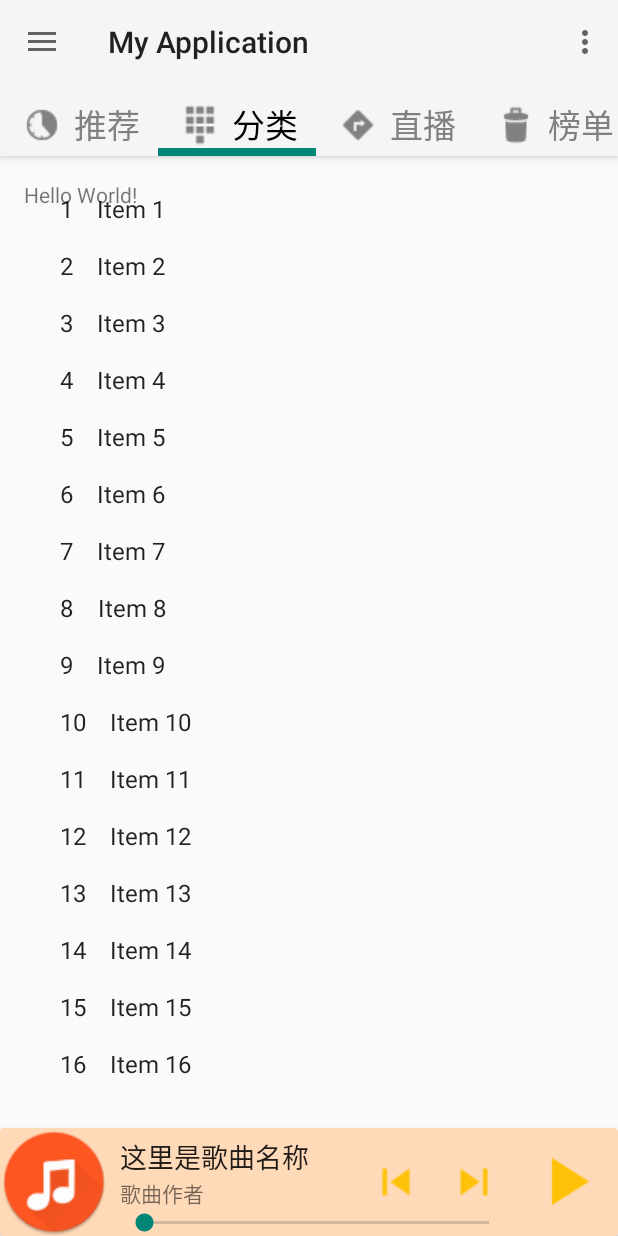
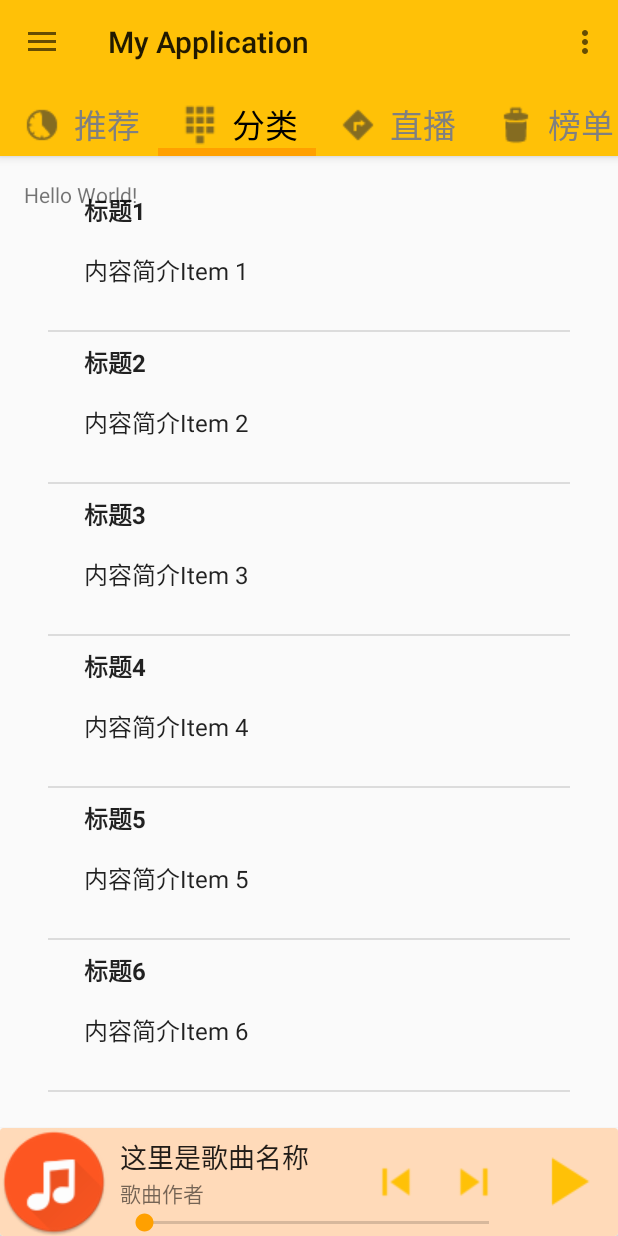
Before and after one commit to sftruelx/MyApplication3, an Android app: the screen it shows after launch (MainActivity), tab 2 chosen, on a phone screen of 412 x 824 dp. Run offline under Robolectric (Android 15) with nearby library versions, the phone set to English and light mode, and no system bars; pictures from the network do not load.

Commit message:
New changelist

```diff
--- a/app/src/main/java/com/example/larry/myapplication/TablayoutFragment.java
+++ b/app/src/main/java/com/example/larry/myapplication/TablayoutFragment.java
@@ -25,6 +25,7 @@ import android.widget.TextView;
 
 import com.example.larry.myapplication.banner.SimpleImageBanner;
 import com.example.larry.myapplication.dummy.DummyContent;
+import com.example.larry.myapplication.songList.DividerItemDecoration;
 import com.example.larry.myapplication.songList.SimpleItemRecyclerViewAdapter;
 import com.example.larry.myapplication.songList.SongListActivity;
 import com.example.larry.myapplication.utils.DataProvider;
@@ -122,7 +123,8 @@ public class TablayoutFragment extends Fragment {
                     resource = R.layout.tab_two;
                     rootView = inflater.inflate(resource, container, false);
 
-                    View recyclerView = rootView.findViewById(R.id.song_list);
+//                    View recyclerView = rootView.findViewById(R.id.song_list);
+                    View recyclerView =  ViewFindUtils.find(rootView,R.id.song_list);
                     assert recyclerView != null;
                     setupRecyclerView((RecyclerView) recyclerView);
 
@@ -146,6 +148,8 @@ public class TablayoutFragment extends Fragment {
 
         private void setupRecyclerView(@NonNull RecyclerView recyclerView) {
             recyclerView.setAdapter(new SimpleItemRecyclerViewAdapter(DummyContent.ITEMS));
+            recyclerView.addItemDecoration(new DividerItemDecoration(
+                    getActivity(), DividerItemDecoration.VERTICAL_LIST));
         }
 
         private void sib_simple_usage(final View view) {
--- a/app/src/main/java/com/example/larry/myapplication/dummy/DummyContent.java
+++ b/app/src/main/java/com/example/larry/myapplication/dummy/DummyContent.java
@@ -38,7 +38,7 @@ public class DummyContent {
     }
 
     private static DummyItem createDummyItem(int position) {
-        return new DummyItem(String.valueOf(position), "Item " + position, makeDetails(position));
+        return new DummyItem(String.valueOf(position),"http://img.xiami.net/images/collect/694/94/130937694_1450453291_jEtd_1.jpg", "Item " + position, makeDetails(position));
     }
 
     private static String makeDetails(int position) {
@@ -55,11 +55,13 @@ public class DummyContent {
      */
     public static class DummyItem {
         public final String id;
+        public final String url;
         public final String content;
         public final String details;
 
-        public DummyItem(String id, String content, String details) {
+        public DummyItem(String id,String url, String content, String details) {
             this.id = id;
+            this.url = url;
             this.content = content;
             this.details = details;
         }
--- /dev/null
+++ b/app/src/main/java/com/example/larry/myapplication/songList/DividerItemDecoration.java
@@ -0,0 +1,98 @@
+package com.example.larry.myapplication.songList;
+
+import android.content.Context;
+import android.content.res.TypedArray;
+import android.graphics.Canvas;
+import android.graphics.Rect;
+import android.graphics.drawable.Drawable;
+import android.support.v7.widget.LinearLayoutManager;
+import android.support.v7.widget.RecyclerView;
+import android.util.Log;
+import android.view.View;
+
+/**
+ * Created by Larry on 2015/12/20.
+ */
+public class DividerItemDecoration extends RecyclerView.ItemDecoration {
+
+    private static final int[] ATTRS = new int[]{
+            android.R.attr.listDivider
+    };
+
+    public static final int HORIZONTAL_LIST = LinearLayoutManager.HORIZONTAL;
+
+    public static final int VERTICAL_LIST = LinearLayoutManager.VERTICAL;
+
+    private Drawable mDivider;
+
+    private int mOrientation;
+
+    public DividerItemDecoration(Context context, int orientation) {
+        final TypedArray a = context.obtainStyledAttributes(ATTRS);
+        mDivider = a.getDrawable(0);
+        a.recycle();
+        setOrientation(orientation);
+    }
+
+    public void setOrientation(int orientation) {
+        if (orientation != HORIZONTAL_LIST && orientation != VERTICAL_LIST) {
+            throw new IllegalArgumentException("invalid orientation");
+        }
+        mOrientation = orientation;
+    }
+
+    @Override
+    public void onDraw(Canvas c, RecyclerView parent) {
+        Log.v("recyclerview - itemdecoration", "onDraw()");
+
+        if (mOrientation == VERTICAL_LIST) {
+            drawVertical(c, parent);
+        } else {
+            drawHorizontal(c, parent);
+        }
+
+    }
+
+
+    public void drawVertical(Canvas c, RecyclerView parent) {
+        final int left = parent.getPaddingLeft();
+        final int right = parent.getWidth() - parent.getPaddingRight();
+
+        final int childCount = parent.getChildCount();
+        for (int i = 0; i < childCount; i++) {
+            final View child = parent.getChildAt(i);
+            android.support.v7.widget.RecyclerView v = new android.support.v7.widget.RecyclerView(parent.getContext());
+            final RecyclerView.LayoutParams params = (RecyclerView.LayoutParams) child
+                    .getLayoutParams();
+            final int top = child.getBottom() + params.bottomMargin;
+            final int bottom = top + mDivider.getIntrinsicHeight();
+            mDivider.setBounds(left, top, right, bottom);
+            mDivider.draw(c);
+        }
+    }
+
+    public void drawHorizontal(Canvas c, RecyclerView parent) {
+        final int top = parent.getPaddingTop();
+        final int bottom = parent.getHeight() - parent.getPaddingBottom();
+
+        final int childCount = parent.getChildCount();
+        for (int i = 0; i < childCount; i++) {
+            final View child = parent.getChildAt(i);
+            final RecyclerView.LayoutParams params = (RecyclerView.LayoutParams) child
+                    .getLayoutParams();
+            final int left = child.getRight() + params.rightMargin;
+            final int right = left + mDivider.getIntrinsicHeight();
+            mDivider.setBounds(left, top, right, bottom);
+            mDivider.draw(c);
+        }
+    }
+
+    @Override
+    public void getItemOffsets(Rect outRect, int itemPosition, RecyclerView parent) {
+        if (mOrientation == VERTICAL_LIST) {
+            outRect.set(0, 0, 0, mDivider.getIntrinsicHeight());
+        } else {
+            outRect.set(0, 0, mDivider.getIntrinsicWidth(), 0);
+        }
+    }
+}
--- a/app/src/main/java/com/example/larry/myapplication/songList/SimpleItemRecyclerViewAdapter.java
+++ b/app/src/main/java/com/example/larry/myapplication/songList/SimpleItemRecyclerViewAdapter.java
@@ -2,15 +2,22 @@ package com.example.larry.myapplication.songList;
 
 import android.content.Context;
 import android.content.Intent;
+import android.graphics.Bitmap;
+import android.graphics.Color;
+import android.graphics.drawable.ColorDrawable;
 import android.os.Bundle;
 import android.support.v7.widget.RecyclerView;
+import android.text.TextUtils;
 import android.view.LayoutInflater;
 import android.view.View;
 import android.view.ViewGroup;
+import android.widget.ImageView;
 import android.widget.TextView;
 
+import com.bumptech.glide.Glide;
 import com.example.larry.myapplication.R;
 import com.example.larry.myapplication.dummy.DummyContent;
+import com.example.larry.myapplication.utils.AlbumArtCache;
 
 import java.util.List;
 
@@ -25,20 +32,63 @@ public class SimpleItemRecyclerViewAdapter
     public SimpleItemRecyclerViewAdapter(List<DummyContent.DummyItem> items) {
         mValues = items;
     }
-
+    /* if (convertView == null)
+            * {
+        * 	convertView = View.inflate(context, R.layout.ad_demo, null);
+        * }
+    * TextView tv_demo = ViewHolderUtils.get(convertView, R.id.tv_demo);
+    * ImageView iv_demo = ViewHolderUtils.get(convertView, R.id.iv_demo);
+    * */
     @Override
     public ViewHolder onCreateViewHolder(ViewGroup parent, int viewType) {
         View view = LayoutInflater.from(parent.getContext())
                 .inflate(R.layout.song_list_content, parent, false);
         return new ViewHolder(view);
     }
-
+    ImageView iv ;
     @Override
     public void onBindViewHolder(final ViewHolder holder, int position) {
         holder.mItem = mValues.get(position);
-        holder.mIdView.setText(mValues.get(position).id);
-        holder.mContentView.setText(mValues.get(position).content);
+        holder.mIdView.setText("标题"+mValues.get(position).id);
+        holder.mContentView.setText("内容简介"+mValues.get(position).content);
+        iv = holder.mListImg;
 
+        String artUrl =mValues.get(position).url;
+        String mCurrentArtUrl = artUrl;
+        AlbumArtCache cache = AlbumArtCache.getInstance();
+        Bitmap art = cache.getBigImage(artUrl);
+
+        if (art != null) {
+            // if we have the art cached or from the MediaDescription, use it:
+            iv.setImageBitmap(art);
+        } else {
+            // otherwise, fetch a high res version and update:
+            cache.fetch(artUrl, new AlbumArtCache.FetchListener() {
+                @Override
+                public void onFetched(String artUrl, Bitmap bitmap, Bitmap icon) {
+                    // sanity check, in case a new fetch request has been done while
+                    // the previous hasn't yet returned:
+
+                        iv.setImageBitmap(bitmap);
+
+                }
+            });
+        }
+/*
+        ColorDrawable colorDrawable = new ColorDrawable(Color.parseColor("#555555"));
+        if (!TextUtils.isEmpty(mValues.get(position).url)) {
+            Glide.with(holder.mView.getContext())
+                    .load(mValues.get(position).url)
+                    .override(100, 100)
+                    .centerCrop()
+                    .placeholder(colorDrawable)
+                    .into(iv);
+        } else {
+            iv.setImageDrawable(colorDrawable);
+        }
+*/
+
+//        iv.setImageResource(R.drawable.song1);
         holder.mView.setOnClickListener(new View.OnClickListener() {
             @Override
             public void onClick(View v) {
@@ -67,6 +117,7 @@ public class SimpleItemRecyclerViewAdapter
 
     public class ViewHolder extends RecyclerView.ViewHolder {
         public final View mView;
+        public final ImageView mListImg;
         public final TextView mIdView;
         public final TextView mContentView;
         public DummyContent.DummyItem mItem;
@@ -74,6 +125,7 @@ public class SimpleItemRecyclerViewAdapter
         public ViewHolder(View view) {
             super(view);
             mView = view;
+            mListImg = (ImageView) view.findViewById(R.id.list_img);
             mIdView = (TextView) view.findViewById(R.id.id);
             mContentView = (TextView) view.findViewById(R.id.content);
         }
--- a/app/src/main/res/layout/song_list_content.xml
+++ b/app/src/main/res/layout/song_list_content.xml
@@ -4,12 +4,23 @@
     android:layout_height="wrap_content"
     android:orientation="horizontal">
 
+    <ImageView
+        android:id="@+id/list_img"
+        android:layout_width="wrap_content"
+        android:layout_height="wrap_content"
+        android:layout_margin="8dp"/>
+
+    <LinearLayout
+        android:layout_width="wrap_content"
+        android:layout_height="100dp"
+        android:orientation="vertical">
         <TextView
             android:id="@+id/id"
             android:layout_width="wrap_content"
             android:layout_height="wrap_content"
             android:layout_margin="8dp"
-        android:textAppearance="?attr/textAppearanceListItem" />
+            android:textStyle="bold"
+            android:textAppearance="?attr/textAppearanceLargePopupMenu" />
 
         <TextView
             android:id="@+id/content"
@@ -18,3 +29,4 @@
             android:layout_margin="8dp"
             android:textAppearance="?attr/textAppearanceListItem" />
     </LinearLayout>
+</LinearLayout>
--- a/app/src/main/res/values/styles.xml
+++ b/app/src/main/res/values/styles.xml
@@ -2,10 +2,10 @@
 
     <!-- Base application theme. -->
     <style name="AppTheme" parent="Theme.AppCompat.Light.NoActionBar">
-        <!-- Customize your theme here.
+        <!-- Customize your theme here.-->
         <item name="colorPrimary">@color/primary</item>
         <item name="colorPrimaryDark">@color/primary_dark</item>
-        <item name="colorAccent">@color/primary_dark</item>-->
+        <item name="colorAccent">@color/primary_dark</item>
     </style>
 
     <style name="AppTheme.NoActionBar">
```
Also changed, not shown: app/src/main/res/drawable/song1.jpg (added). Lines whose indentation alone changed are shown as unchanged.
